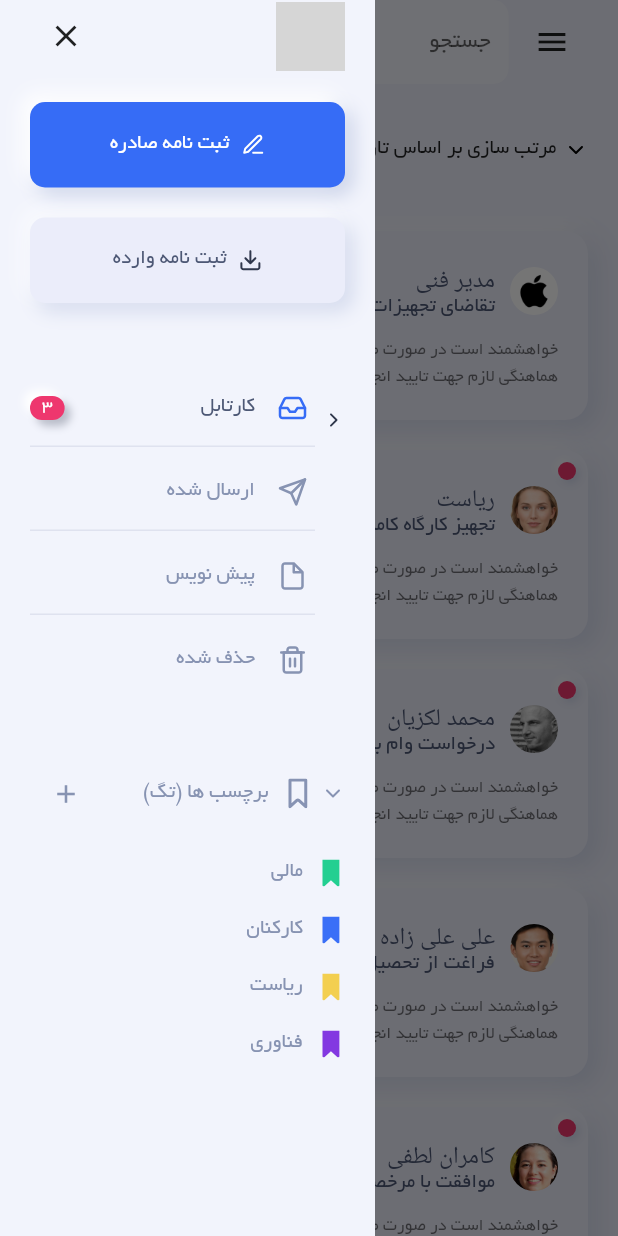
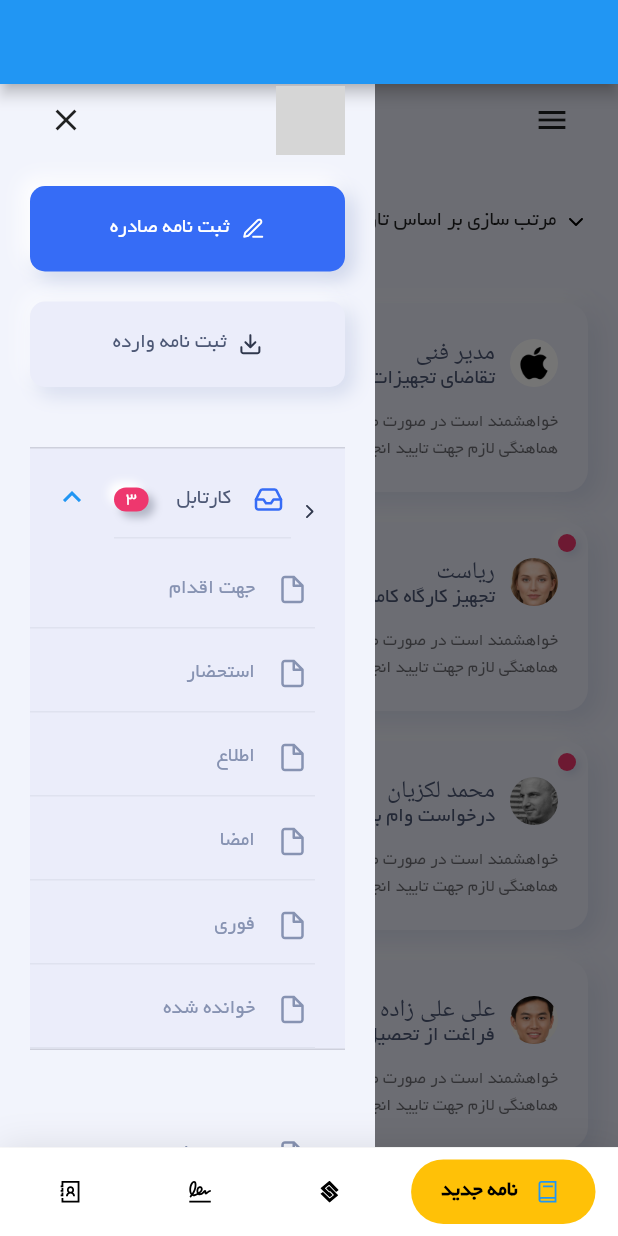
Before and after one commit to rasooltaghipoor/Automation-System, a Flutter app: the MainScreen screen opened directly, after a tap on the "menu" icon, on a phone screen of 412 x 824 dp. Run offline on Flutter 3.47's test engine with Material 2 defaults, Android fonts, the light colour scheme and no system bars; drawn by our look-alikes of google_nav_bar; our stand-ins replace file_picker, line_icons, rxdart, syncfusion_flutter_datagrid, websafe_svg; missing offline and left inert: google_speech, html_editor_enhanced, sound_stream, syncfusion_flutter_core; grey boxes are pictures that could not be loaded.

Commit message:
add toolbar and navigation bar (begining)

```diff
--- a/lib/components/side_menu.dart
+++ b/lib/components/side_menu.dart
@@ -78,31 +78,74 @@ class SideMenu extends StatelessWidget {
                   ).addNeumorphism(),
                   const SizedBox(height: kDefaultPadding * 2),
                   // Menu Items
-                  SideMenuItem(
+                  ExpansionTile(
+                    backgroundColor: kBgDarkColor,
+                    initiallyExpanded: true,
+                    title: SideMenuItem(
                       press: () {},
                       title: "کارتابل",
                       iconSrc: "assets/Icons/Inbox.svg",
                       isActive: true,
                       itemCount: 3,
                     ),
+                    children: <Widget>[
                       SideMenuItem(
                         press: () {},
-                    title: "ارسال شده",
-                    iconSrc: "assets/Icons/Send.svg",
-                    isActive: false,
-                  ),
-                  SideMenuItem(
-                    press: () {},
-                    title: "پیش نویس",
+                        title: "جهت اقدام",
                         iconSrc: "assets/Icons/File.svg",
                         isActive: false,
                       ),
                       SideMenuItem(
                         press: () {},
-                    title: "حذف شده",
+                        title: "استحضار",
+                        iconSrc: "assets/Icons/File.svg",
+                        isActive: false,
+                      ),
+                      SideMenuItem(
+                        press: () {},
+                        title: "اطلاع",
+                        iconSrc: "assets/Icons/File.svg",
+                        isActive: false,
+                      ),
+                      SideMenuItem(
+                        press: () {},
+                        title: "امضا",
+                        iconSrc: "assets/Icons/File.svg",
+                        isActive: false,
+                      ),
+                      SideMenuItem(
+                        press: () {},
+                        title: "فوری",
+                        iconSrc: "assets/Icons/File.svg",
+                        isActive: false,
+                      ),
+                      SideMenuItem(
+                        press: () {},
+                        title: "خوانده شده",
+                        iconSrc: "assets/Icons/File.svg",
+                        isActive: false,
+                      ),
+                    ],
+                  ),
+                  const SizedBox(height: kDefaultPadding * 2),
+                  SideMenuItem(
+                    press: () {},
+                    title: "صورت جلسه",
+                    iconSrc: "assets/Icons/File.svg",
+                    isActive: false,
+                  ),
+                  SideMenuItem(
+                    press: () {},
+                    title: "بایگانی شخصی",
                     iconSrc: "assets/Icons/Trash.svg",
                     isActive: false,
                     showBorder: false,
+                  ),
+                  SideMenuItem(
+                    press: () {},
+                    title: "بایگانی اداری",
+                    iconSrc: "assets/Icons/File.svg",
+                    isActive: false,
                   ),
 
                   const SizedBox(height: kDefaultPadding * 2),
--- a/lib/main.dart
+++ b/lib/main.dart
@@ -1,3 +1,4 @@
+import 'package:automation_system/screens/email/email_screen.dart';
 import 'package:automation_system/screens/main/main_screen.dart';
 import 'package:automation_system/screens/register/components/text_editor.dart';
 import 'package:automation_system/screens/register/incoming_letter.dart';
@@ -19,7 +20,7 @@ class MyApp extends StatelessWidget {
         primarySwatch: Colors.blue,
         visualDensity: VisualDensity.adaptivePlatformDensity,
       ),
-      home: IncomingLetterScreen(),
+      home: MainScreen(),
     );
   }
 }
--- a/lib/screens/main/components/list_of_emails.dart
+++ b/lib/screens/main/components/list_of_emails.dart
@@ -57,7 +57,7 @@ class _ListOfEmailsState extends State<ListOfEmails> {
                           ),
                         if (!Responsive.isDesktop(context)) const SizedBox(
                             width: 5),
-                        Expanded(
+                        /*Expanded(
                           child: TextField(
                             onChanged: (value) {},
                             decoration: InputDecoration(
@@ -79,7 +79,7 @@ class _ListOfEmailsState extends State<ListOfEmails> {
                               ),
                             ),
                           ),
-                        ),
+                        ),*/
                       ],
                     ),
                   ),
--- /dev/null
+++ b/lib/screens/main/components/navigation_bar.dart
@@ -0,0 +1,118 @@
+import 'package:flutter/material.dart';
+import 'package:google_nav_bar/google_nav_bar.dart';
+import 'package:line_icons/line_icons.dart';
+
+/*void main() => runApp(MaterialApp(
+    builder: (context, child) {
+      return Directionality(textDirection: TextDirection.ltr, child: child!);
+    },
+    title: 'GNav',
+    theme: ThemeData(
+      primaryColor: Colors.grey[800],
+    ),
+    home: NavigationBar()));*/
+
+class MyNavigationBar extends StatefulWidget {
+  @override
+  _NavigationBarState createState() => _NavigationBarState();
+}
+
+class _NavigationBarState extends State<MyNavigationBar> {
+  int _selectedIndex = 0;
+  static const TextStyle optionStyle =
+  TextStyle(fontSize: 30, fontWeight: FontWeight.w600);
+  static const List<Widget> _widgetOptions = <Widget>[
+    Text(
+      'Home',
+      style: optionStyle,
+    ),
+    Text(
+      'Likes',
+      style: optionStyle,
+    ),
+    Text(
+      'Search',
+      style: optionStyle,
+    ),
+    Text(
+      'Profile',
+      style: optionStyle,
+    ),
+  ];
+
+  @override
+  Widget build(BuildContext context) {
+    return Scaffold(
+      backgroundColor: Colors.white,
+      /*appBar: AppBar(
+        elevation: 20,
+        title: const Text('GoogleNavBar'),
+      ),
+      body: Center(
+        child: _widgetOptions.elementAt(_selectedIndex),
+      ),*/
+      bottomNavigationBar: Container(
+        decoration: BoxDecoration(
+          color: Colors.white,
+          boxShadow: [
+            BoxShadow(
+              blurRadius: 20,
+              color: Colors.black.withOpacity(.1),
+            )
+          ],
+        ),
+        child: SafeArea(
+          child: Padding(
+            padding: const EdgeInsets.symmetric(horizontal: 15.0, vertical: 8),
+            child: Directionality(
+    textDirection: TextDirection.rtl,
+    child:GNav(
+              rippleColor: Colors.grey[300]!,
+              hoverColor: Colors.grey[100]!,
+              gap: 8,
+              activeColor: Colors.black,
+              iconSize: 24,
+              padding: const EdgeInsets.symmetric(horizontal: 20, vertical: 12),
+              duration: const Duration(milliseconds: 400),
+              tabBackgroundColor: Colors.grey[100]!,
+              color: Colors.black,
+              tabs: const [
+                GButton(
+                  backgroundColor: Colors.amber,
+                  iconActiveColor: Colors.blue,
+                  icon: LineIcons.book,
+                  text: 'نامه جدید',
+                ),
+                GButton(
+                  backgroundColor: Colors.amber,
+                  iconActiveColor: Colors.blue,
+                  icon: LineIcons.staylinked,
+                  text: 'ارجاع سریع',
+                ),
+                GButton(
+                  backgroundColor: Colors.amber,
+                  iconActiveColor: Colors.blue,
+                  icon: LineIcons.signature,
+                  text: 'امضای سریع',
+                ),
+                GButton(
+                  backgroundColor: Colors.amber,
+                  iconActiveColor: Colors.blue,
+                  icon: LineIcons.addressBook,
+                  text: 'بایگانی',
+                ),
+              ],
+              selectedIndex: _selectedIndex,
+              onTabChange: (index) {
+                setState(() {
+                  _selectedIndex = index;
+                });
+              },
+            ),
+          ),
+        ),
+      ),
+      )
+    );
+  }
+}
--- a/lib/screens/main/main_screen.dart
+++ b/lib/screens/main/main_screen.dart
@@ -2,18 +2,36 @@ import 'package:automation_system/components/side_menu.dart';
 import 'package:automation_system/responsive.dart';
 import 'package:automation_system/screens/email/email_screen.dart';
 import 'package:automation_system/screens/main/components/email_gridview.dart';
+import 'package:automation_system/screens/main/components/navigation_bar.dart';
+import 'package:automation_system/screens/main/components/screen_header.dart';
+import 'package:automation_system/utils/SizeConfiguration.dart';
 import 'package:flutter/material.dart';
 import 'components/list_of_emails.dart';
 
 class MainScreen extends StatelessWidget {
   @override
   Widget build(BuildContext context) {
+    SizeConfig().init(context);
     // It provide us the width and height
-    Size _size = MediaQuery.of(context).size;
+    Size _size = MediaQuery
+        .of(context)
+        .size;
     return Scaffold(
+      appBar: AppBar(),
       body: Responsive(
         // Let's work on our mobile part
-        mobile: const ListOfEmails(),
+        mobile: Column(
+          children: [
+            const Expanded(
+              flex: 12,
+              child: ListOfEmails(),
+            ),
+            Expanded(
+              flex: 1,
+              child: MyNavigationBar(),
+            ),
+          ],
+        ),
         tablet: Row(
           children: const [
             Expanded(
@@ -36,7 +54,15 @@ class MainScreen extends StatelessWidget {
             ),*/
             Expanded(
               flex: _size.width > 1340 ? 10 : 16,
-              child: const EmailGridView(),
+              child: Column(children: const [
+                Expanded(
+                  flex: 1,
+                  child: ScreenHeader(),),
+                Expanded(
+                  flex: 10,
+                  child: ListOfEmails(),)
+              ],),
+
             ),
             Expanded(
               flex: _size.width > 1340 ? 2 : 4,
--- /dev/null
+++ b/lib/utils/SizeConfiguration.dart
@@ -0,0 +1,32 @@
+import 'package:flutter/widgets.dart';
+
+class SizeConfig {
+  static MediaQueryData? _mediaQueryData;
+  static double? screenWidth;
+  static double? screenHeight;
+  static double? blockSizeHorizontal;
+  static double? blockSizeVertical;
+
+  static double? _safeAreaHorizontal;
+  static double? _safeAreaVertical;
+  static double? safeBlockHorizontal;
+  static double? safeBlockVertical;
+
+  void init(BuildContext context) {
+    _mediaQueryData = MediaQuery.of(context);
+    screenWidth = _mediaQueryData!.size.width;
+    screenHeight = _mediaQueryData!.size.height;
+    print('screen width: $screenWidth    screen height: $screenHeight');
+    blockSizeHorizontal = screenWidth! / 100;
+    blockSizeVertical = screenHeight! / 100;
+
+    _safeAreaHorizontal = _mediaQueryData!.padding.left +
+        _mediaQueryData!.padding.right;
+    _safeAreaVertical = _mediaQueryData!.padding.top +
+        _mediaQueryData!.padding.bottom;
+    safeBlockHorizontal = (screenWidth! -
+        _safeAreaHorizontal!) / 100;
+    safeBlockVertical = (screenHeight! -
+        _safeAreaVertical!) / 100;
+  }
+}
--- a/pubspec.yaml
+++ b/pubspec.yaml
@@ -46,6 +46,8 @@ dependencies:
   google_speech: ^2.0.1
   sound_stream: ^0.3.0
   rxdart: ^0.27.0
+  google_nav_bar: ^5.0.5
+  line_icons: ^2.0.1
 
 dev_dependencies:
   flutter_test:
```
Also changed, not shown: lib/screens/main/components/screen_header.dart (added, +176 -0 lines), pubspec.lock. Lines whose indentation alone changed are shown as unchanged.
